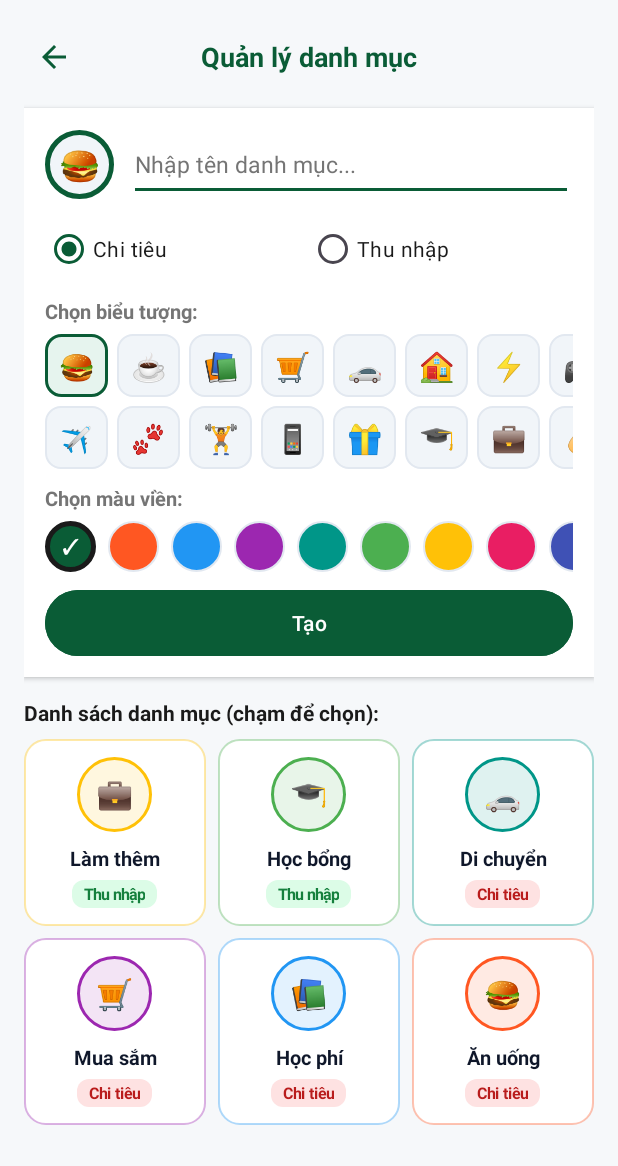
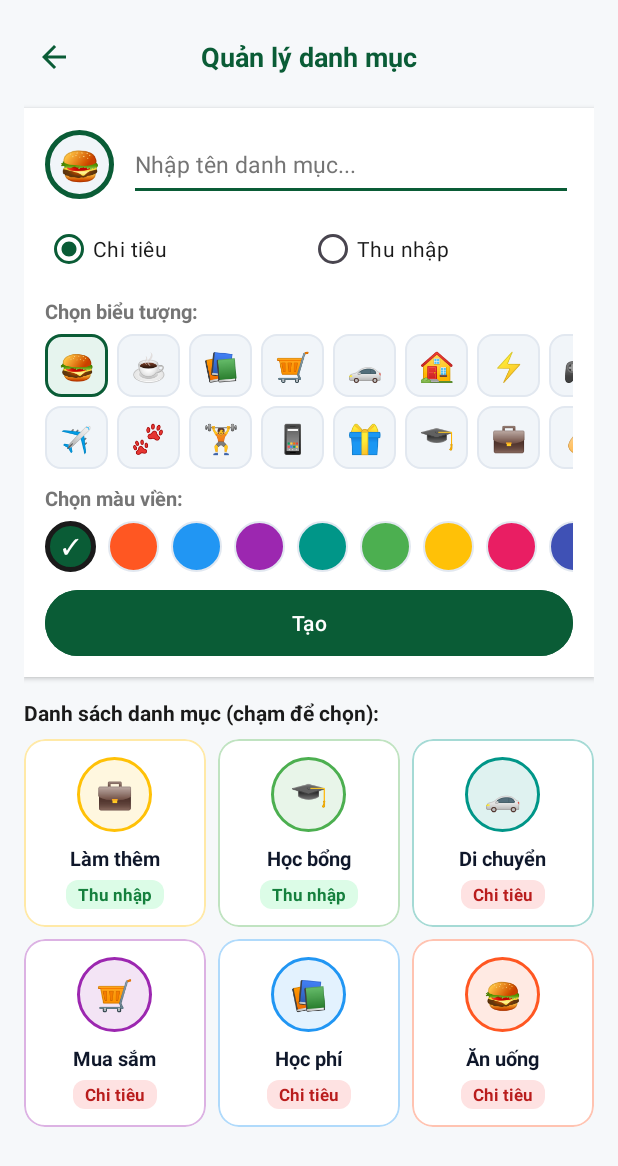
Before and after one commit to kietnt1905/SmartSpend-Android, an Android app: the CategoryManageActivity screen opened directly, with no data from a screen before it, on a phone screen of 412 x 824 dp. Shown: the top 1166 px of the screen. Run offline under Robolectric (Android 15) with nearby library versions, the phone set to English and light mode, and no system bars; 1 statement that could not run was skipped.

Commit message:
refactor(category): tách layout item danh mục ra XML

```diff
--- a/app/src/main/java/com/vhu/smartspend/adapter/CategoryGridAdapter.java
+++ b/app/src/main/java/com/vhu/smartspend/adapter/CategoryGridAdapter.java
@@ -3,16 +3,13 @@ package com.vhu.smartspend.adapter;
 import android.content.Context;
 import android.graphics.Color;
 import android.graphics.drawable.GradientDrawable;
-import android.text.TextUtils;
-import android.view.Gravity;
+import android.view.LayoutInflater;
 import android.view.View;
 import android.view.ViewGroup;
 import android.widget.BaseAdapter;
-import android.widget.LinearLayout;
 import android.widget.TextView;
 
-import androidx.core.content.ContextCompat;
-
+import com.google.android.material.card.MaterialCardView;
 import com.vhu.smartspend.R;
 import com.vhu.smartspend.model.Category;
 
@@ -57,52 +54,8 @@ public class CategoryGridAdapter extends BaseAdapter {
     public View getView(int position, View convertView, ViewGroup parent) {
         ViewHolder holder;
         if (convertView == null) {
-            LinearLayout root = new LinearLayout(context);
-            root.setOrientation(LinearLayout.VERTICAL);
-            root.setGravity(Gravity.CENTER);
-
-            int paddingPx = dpToPx(12);
-            root.setPadding(paddingPx, paddingPx, paddingPx, paddingPx);
-
-            TextView tvIconCircle = new TextView(context);
-            int circleSize = dpToPx(50);
-            LinearLayout.LayoutParams circleParams = new LinearLayout.LayoutParams(circleSize, circleSize);
-            circleParams.bottomMargin = dpToPx(8);
-            tvIconCircle.setLayoutParams(circleParams);
-            tvIconCircle.setGravity(Gravity.CENTER);
-            tvIconCircle.setTextColor(ContextCompat.getColor(context, R.color.setting_text_primary));
-            tvIconCircle.setTextSize(20);
-
-            TextView tvName = new TextView(context);
-            tvName.setGravity(Gravity.CENTER);
-            tvName.setTextSize(13.5f);
-            tvName.setTypeface(null, android.graphics.Typeface.BOLD);
-            tvName.setMaxLines(1);
-            tvName.setEllipsize(TextUtils.TruncateAt.END);
-
-            TextView tvType = new TextView(context);
-            tvType.setGravity(Gravity.CENTER);
-            tvType.setTextSize(10.5f);
-            tvType.setTypeface(null, android.graphics.Typeface.BOLD);
-            LinearLayout.LayoutParams typeParams = new LinearLayout.LayoutParams(
-                    LinearLayout.LayoutParams.WRAP_CONTENT,
-                    LinearLayout.LayoutParams.WRAP_CONTENT
-            );
-            typeParams.topMargin = dpToPx(5);
-            tvType.setLayoutParams(typeParams);
-            tvType.setPadding(dpToPx(8), dpToPx(2), dpToPx(8), dpToPx(2));
-
-            root.addView(tvIconCircle);
-            root.addView(tvName);
-            root.addView(tvType);
-
-            holder = new ViewHolder();
-            holder.root = root;
-            holder.tvIconCircle = tvIconCircle;
-            holder.tvName = tvName;
-            holder.tvType = tvType;
-
-            convertView = root;
+            convertView = LayoutInflater.from(context).inflate(R.layout.item_category_grid, parent, false);
+            holder = new ViewHolder(convertView);
             convertView.setTag(holder);
         } else {
             holder = (ViewHolder) convertView.getTag();
@@ -111,53 +64,41 @@ public class CategoryGridAdapter extends BaseAdapter {
         Category category = categoryList.get(position);
         if (category != null) {
             holder.tvName.setText(category.getName());
-            holder.tvName.setTextColor(Color.parseColor("#0F172A"));
 
-            int borderColor = Color.parseColor("#0A5C36");
-            if (category.getColorCode() != null && !category.getColorCode().trim().isEmpty()) {
-                try {
-                    borderColor = Color.parseColor(category.getColorCode());
-                } catch (Exception ignored) {
-                }
-            }
-
-            int softTint = Color.argb(32, Color.red(borderColor), Color.green(borderColor), Color.blue(borderColor));
-
-            GradientDrawable circleDrawable = new GradientDrawable();
-            circleDrawable.setShape(GradientDrawable.OVAL);
-            circleDrawable.setColor(softTint);
-            circleDrawable.setStroke(dpToPx(2), borderColor);
-            holder.tvIconCircle.setBackground(circleDrawable);
-
+            int borderColor = parseColor(category.getColorCode());
+            GradientDrawable circle = new GradientDrawable();
+            circle.setShape(GradientDrawable.OVAL);
+            circle.setColor(Color.argb(32, Color.red(borderColor), Color.green(borderColor), Color.blue(borderColor)));
+            circle.setStroke(dpToPx(2), borderColor);
+            holder.tvIconCircle.setBackground(circle);
             holder.tvIconCircle.setText(getIconSymbol(category.getIconName(), category.getName()));
 
             boolean isSelected = category.getCategoryId() == selectedCategoryId;
-            GradientDrawable cardDrawable = new GradientDrawable();
-            cardDrawable.setCornerRadius(dpToPx(14));
-            if (isSelected) {
-                cardDrawable.setColor(Color.argb(28, Color.red(borderColor), Color.green(borderColor), Color.blue(borderColor)));
-                cardDrawable.setStroke(dpToPx(2), borderColor);
-            } else {
-                cardDrawable.setColor(Color.WHITE);
-                cardDrawable.setStroke(dpToPx(1), Color.argb(90, Color.red(borderColor), Color.green(borderColor), Color.blue(borderColor)));
-            }
-            holder.root.setBackground(cardDrawable);
+            holder.card.setCardBackgroundColor(isSelected
+                    ? Color.argb(28, Color.red(borderColor), Color.green(borderColor), Color.blue(borderColor))
+                    : Color.WHITE);
+            holder.card.setStrokeWidth(dpToPx(isSelected ? 2 : 1));
+            holder.card.setStrokeColor(isSelected
+                    ? borderColor
+                    : Color.argb(90, Color.red(borderColor), Color.green(borderColor), Color.blue(borderColor)));
 
             boolean isIncome = Category.TYPE_INCOME.equalsIgnoreCase(category.getType());
-            GradientDrawable typePill = new GradientDrawable();
-            typePill.setCornerRadius(dpToPx(8));
-            typePill.setColor(Color.parseColor(isIncome ? "#DCFCE7" : "#FEE2E2"));
-            holder.tvType.setBackground(typePill);
-            if (isIncome) {
-                holder.tvType.setText("Thu nhập");
-                holder.tvType.setTextColor(Color.parseColor("#15803D"));
-            } else {
-                holder.tvType.setText("Chi tiêu");
-                holder.tvType.setTextColor(Color.parseColor("#B91C1C"));
-            }
+            holder.tvType.setBackgroundResource(isIncome ? R.drawable.bg_cat_type_income : R.drawable.bg_cat_type_expense);
+            holder.tvType.setText(isIncome ? "Thu nhập" : "Chi tiêu");
+            holder.tvType.setTextColor(Color.parseColor(isIncome ? "#15803D" : "#B91C1C"));
         }
 
         return convertView;
+    }
+
+    private int parseColor(String colorCode) {
+        if (colorCode != null && !colorCode.trim().isEmpty()) {
+            try {
+                return Color.parseColor(colorCode);
+            } catch (Exception ignored) {
+            }
+        }
+        return Color.parseColor("#0A5C36");
     }
 
     private String getIconSymbol(String iconName, String categoryName) {
@@ -217,9 +158,16 @@ public class CategoryGridAdapter extends BaseAdapter {
     }
 
     private static class ViewHolder {
-        LinearLayout root;
-        TextView tvIconCircle;
-        TextView tvName;
-        TextView tvType;
+        final MaterialCardView card;
+        final TextView tvIconCircle;
+        final TextView tvName;
+        final TextView tvType;
+
+        ViewHolder(View itemView) {
+            card = itemView.findViewById(R.id.cardCategoryItem);
+            tvIconCircle = itemView.findViewById(R.id.tvCategoryIconCircle);
+            tvName = itemView.findViewById(R.id.tvCategoryName);
+            tvType = itemView.findViewById(R.id.tvCategoryType);
+        }
     }
 }
--- /dev/null
+++ b/app/src/main/res/drawable/bg_cat_type_expense.xml
@@ -0,0 +1,6 @@
+<?xml version="1.0" encoding="utf-8"?>
+<shape xmlns:android="http://schemas.android.com/apk/res/android"
+    android:shape="rectangle">
+    <solid android:color="#FEE2E2" />
+    <corners android:radius="8dp" />
+</shape>
--- /dev/null
+++ b/app/src/main/res/drawable/bg_cat_type_income.xml
@@ -0,0 +1,6 @@
+<?xml version="1.0" encoding="utf-8"?>
+<shape xmlns:android="http://schemas.android.com/apk/res/android"
+    android:shape="rectangle">
+    <solid android:color="#DCFCE7" />
+    <corners android:radius="8dp" />
+</shape>
--- /dev/null
+++ b/app/src/main/res/layout/item_category_grid.xml
@@ -0,0 +1,57 @@
+<?xml version="1.0" encoding="utf-8"?>
+<com.google.android.material.card.MaterialCardView xmlns:android="http://schemas.android.com/apk/res/android"
+    xmlns:app="http://schemas.android.com/apk/res-auto"
+    android:id="@+id/cardCategoryItem"
+    android:layout_width="match_parent"
+    android:layout_height="wrap_content"
+    app:cardBackgroundColor="@color/setting_card"
+    app:cardCornerRadius="14dp"
+    app:cardElevation="0dp"
+    app:strokeColor="@color/setting_divider"
+    app:strokeWidth="1dp">
+
+    <LinearLayout
+        android:layout_width="match_parent"
+        android:layout_height="wrap_content"
+        android:gravity="center"
+        android:orientation="vertical"
+        android:padding="12dp">
+
+        <TextView
+            android:id="@+id/tvCategoryIconCircle"
+            android:layout_width="50dp"
+            android:layout_height="50dp"
+            android:layout_marginBottom="8dp"
+            android:gravity="center"
+            android:text="🍔"
+            android:textColor="@color/setting_text_primary"
+            android:textSize="20sp" />
+
+        <TextView
+            android:id="@+id/tvCategoryName"
+            android:layout_width="wrap_content"
+            android:layout_height="wrap_content"
+            android:ellipsize="end"
+            android:gravity="center"
+            android:maxLines="1"
+            android:text="Ăn uống"
+            android:textColor="#0F172A"
+            android:textSize="13.5sp"
+            android:textStyle="bold" />
+
+        <TextView
+            android:id="@+id/tvCategoryType"
+            android:layout_width="wrap_content"
+            android:layout_height="wrap_content"
+            android:layout_marginTop="5dp"
+            android:background="@drawable/bg_cat_type_expense"
+            android:gravity="center"
+            android:paddingHorizontal="8dp"
+            android:paddingVertical="2dp"
+            android:text="Chi tiêu"
+            android:textColor="#B91C1C"
+            android:textSize="11sp"
+            android:textStyle="bold" />
+    </LinearLayout>
+
+</com.google.android.material.card.MaterialCardView>
```
